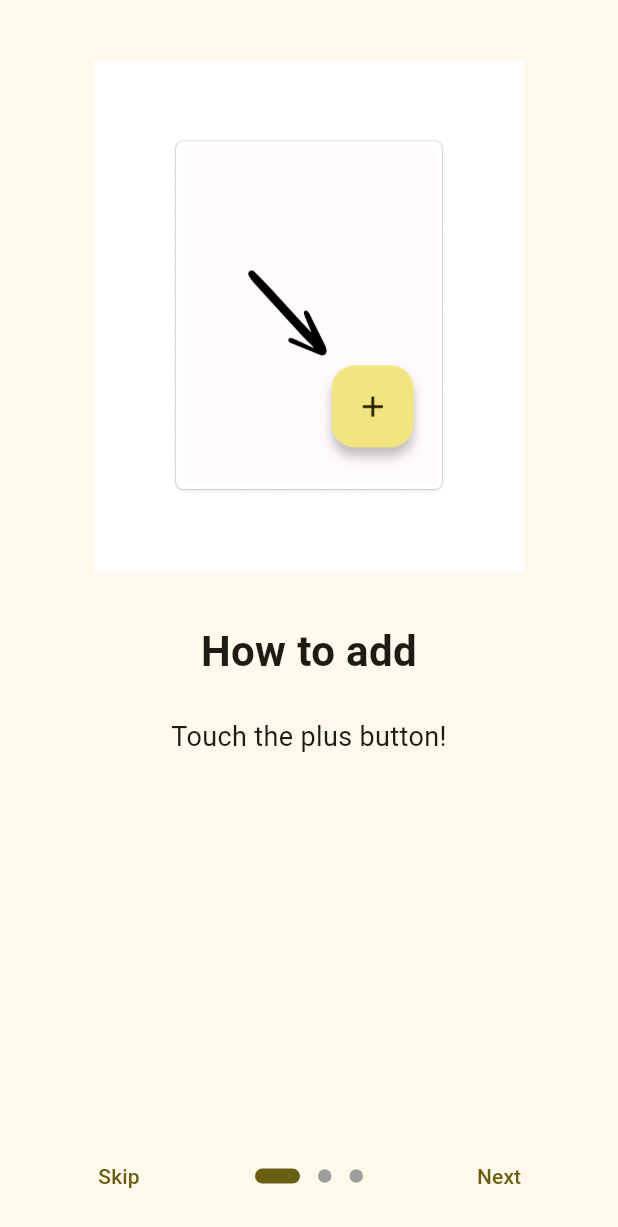
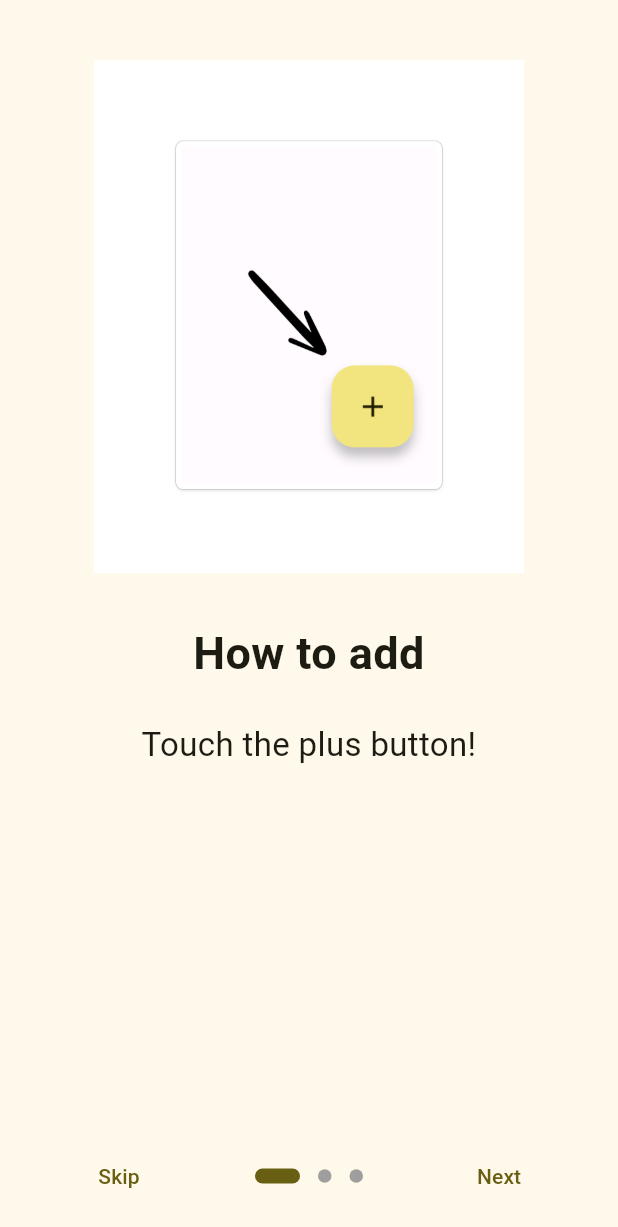
Before and after one commit to sashapivovarova/sticky_notes_app, a Flutter app: the screen it shows after launch, on a phone screen of 412 x 824 dp. Shown: the top 1227 px of the screen. Run offline on Flutter 3.47's test engine with Material 2 defaults, Android fonts, the phone set to English and light mode, and no system bars; drawn by our look-alikes of introduction_screen; our stand-ins replace shared_preferences, sqflite; accounts and stored records are empty.

Commit message:
text size を修正

```diff
--- a/lib/page/onboarding_page.dart
+++ b/lib/page/onboarding_page.dart
@@ -86,11 +86,11 @@
 PageDecoration getPageDecoration() {
   return const PageDecoration(
     titleTextStyle: TextStyle(
-      fontSize: 28,
+      fontSize: 30,
       fontWeight: FontWeight.bold,
     ),
     bodyTextStyle: TextStyle(
-      fontSize: 18,
+      fontSize: 22,
     ),
     imagePadding: EdgeInsets.only(
       top: 40,
```
